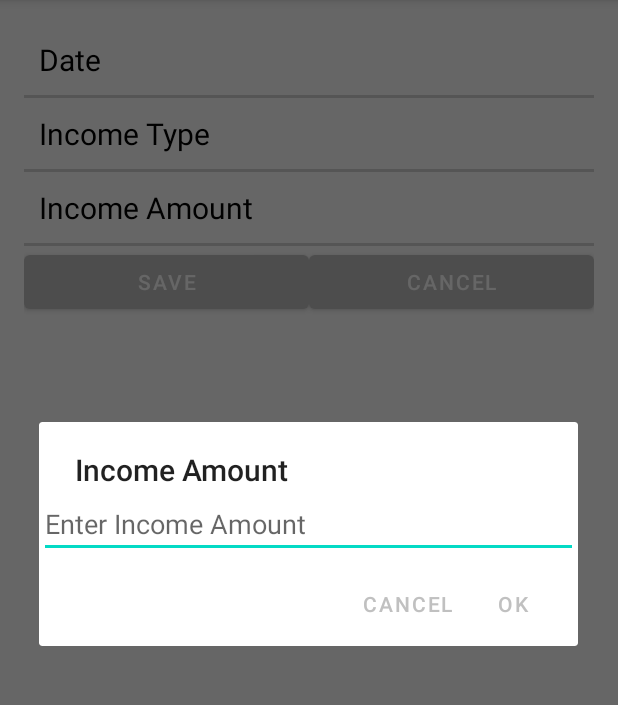
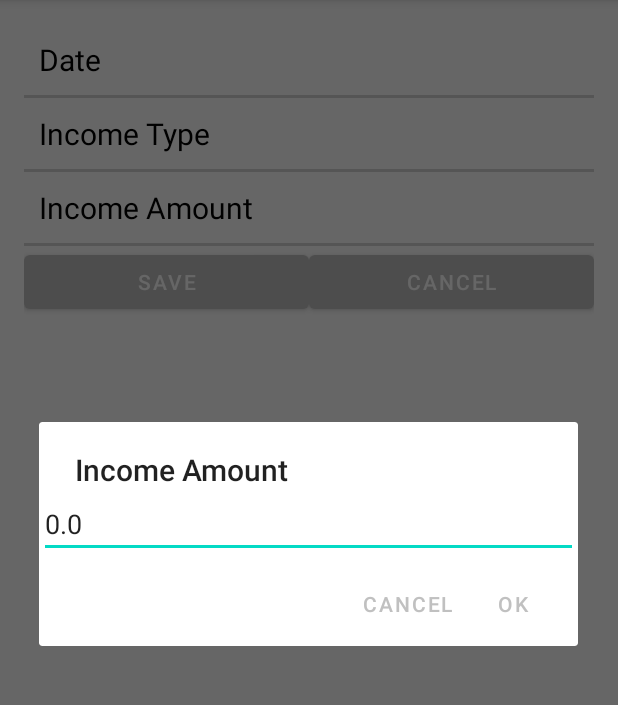
Before and after one commit to HarisAhmad16/DailyDime-AndroidApp, an Android app: the IncomeInputActivity screen opened directly, with no data from a screen before it, after a tap on "Income Amount", on a phone screen of 412 x 824 dp, the part 84-789 px from its top. Run offline under Robolectric (Android 15) with nearby library versions, the phone set to English and light mode, and no system bars; our stand-ins replace Firebase (no records; nobody signed in at launch, a user with empty details on screens opened directly).

Commit message:
Update IncomeInputActivity.kt

```diff
--- a/app/src/main/java/com/cmpt362team21/ui/income/IncomeInputActivity.kt
+++ b/app/src/main/java/com/cmpt362team21/ui/income/IncomeInputActivity.kt
@@ -124,6 +124,7 @@ class IncomeInputActivity : AppCompatActivity() {
 
         // Allow both integers and decimals
         input.inputType = InputType.TYPE_CLASS_NUMBER or InputType.TYPE_NUMBER_FLAG_DECIMAL
+        input.setText(enteredIncomeAmount.toString())
 
         alertDialog.setView(input)
         alertDialog.setPositiveButton("OK") { _, _ ->
@@ -142,9 +143,9 @@ class IncomeInputActivity : AppCompatActivity() {
         val input = EditText(this)
         input.hint = "Enter Income Type"
         input.inputType = InputType.TYPE_CLASS_TEXT or InputType.TYPE_TEXT_FLAG_CAP_WORDS
+        input.setText(enteredIncomeType)
 
         alertDialog.setView(input)
-
         alertDialog.setPositiveButton("OK") { _, _ ->
             // Capture the entered income type
             enteredIncomeType = input.text.toString()
```
